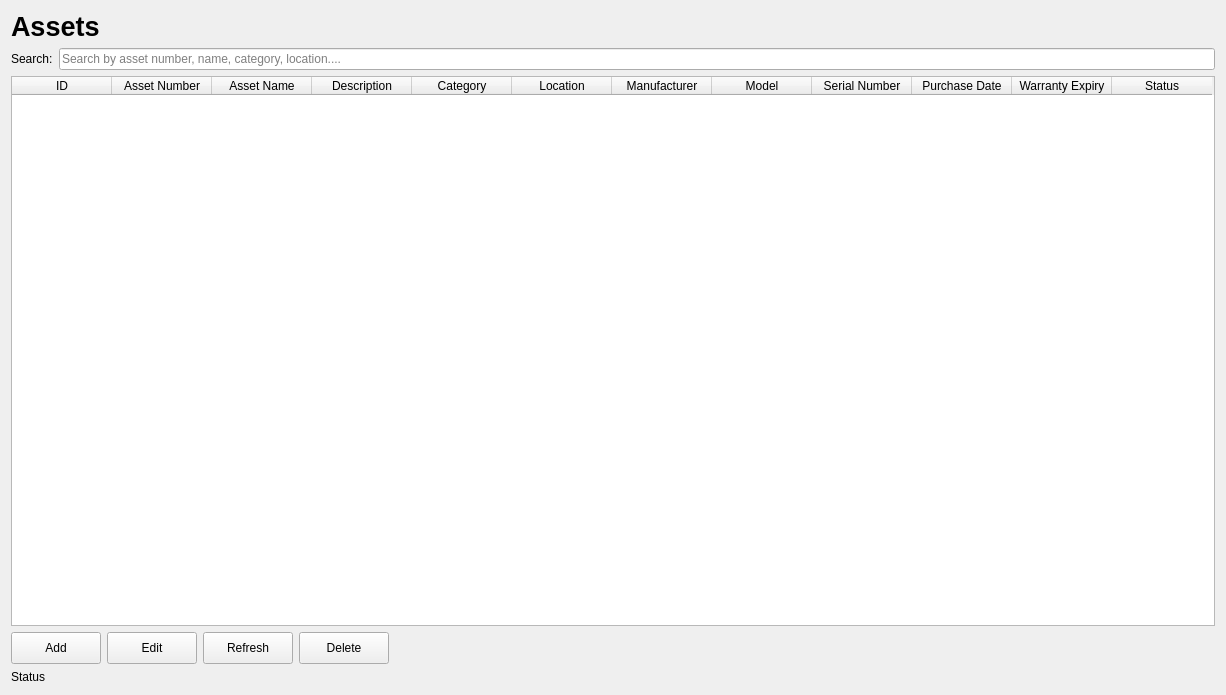
Apie-dup/MaintenanceSystem, file app/ui/forms/assets_page.ui: the form before one commit.
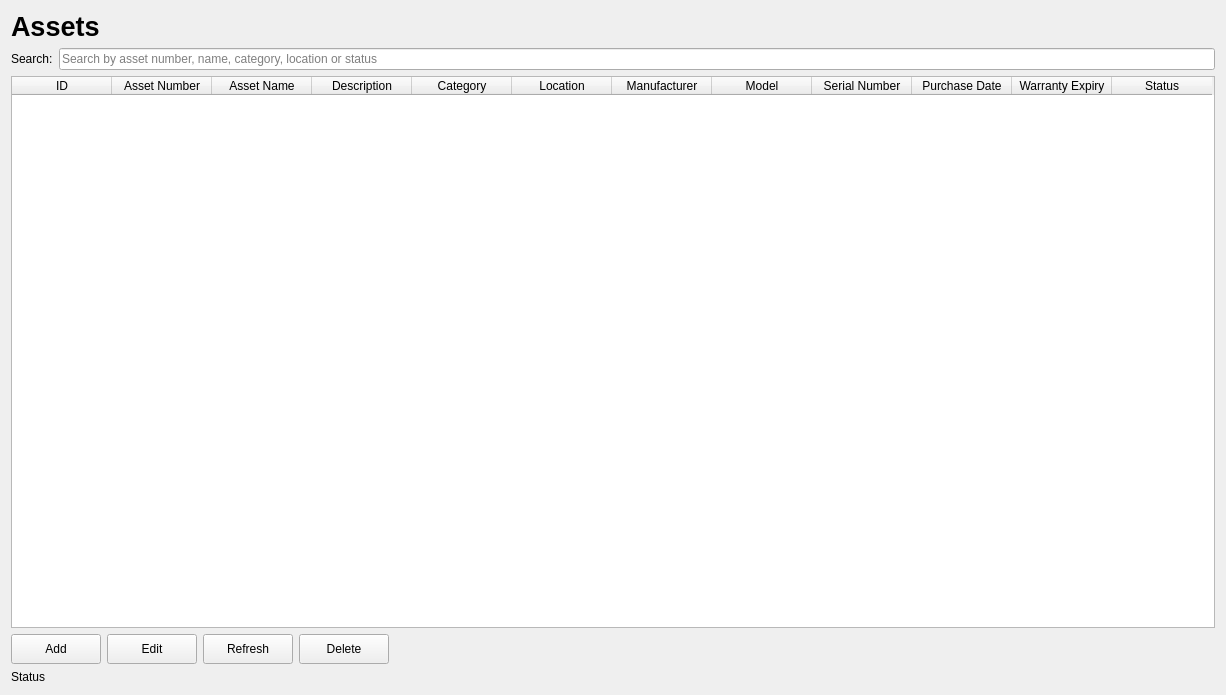
The form after the commit.

Commit message: Add UI components for Preventive Maintenance and related pages, including table structures and buttons

What changed in the file:
```diff
--- a/app/ui/forms/assets_page.ui
+++ b/app/ui/forms/assets_page.ui
@@ -41,7 +41,7 @@
        <item>
         <widget class="QLineEdit" name="txtSearch">
          <property name="placeholderText">
-          <string>Search by asset number, name, category, location....</string>
+          <string>Search by asset number, name, category, location or status</string>
          </property>
         </widget>
        </item>
@@ -61,9 +61,15 @@
        <property name="sortingEnabled">
         <bool>true</bool>
        </property>
+       <property name="wordWrap">
+        <bool>false</bool>
+       </property>
        <property name="columnCount">
         <number>12</number>
        </property>
+       <attribute name="verticalHeaderVisible">
+        <bool>false</bool>
+       </attribute>
        <column>
         <property name="text">
          <string>ID</string>
@@ -133,7 +139,7 @@
          <property name="minimumSize">
           <size>
            <width>90</width>
-           <height>32</height>
+           <height>30</height>
           </size>
          </property>
          <property name="font">
@@ -157,7 +163,7 @@
          <property name="minimumSize">
           <size>
            <width>90</width>
-           <height>32</height>
+           <height>30</height>
           </size>
          </property>
          <property name="styleSheet">
@@ -176,7 +182,7 @@
          <property name="minimumSize">
           <size>
            <width>90</width>
-           <height>32</height>
+           <height>30</height>
           </size>
          </property>
          <property name="styleSheet">
@@ -195,7 +201,7 @@
          <property name="minimumSize">
           <size>
            <width>90</width>
-           <height>32</height>
+           <height>30</height>
           </size>
          </property>
          <property name="styleSheet">
```
The commit also changes 60 other files.
